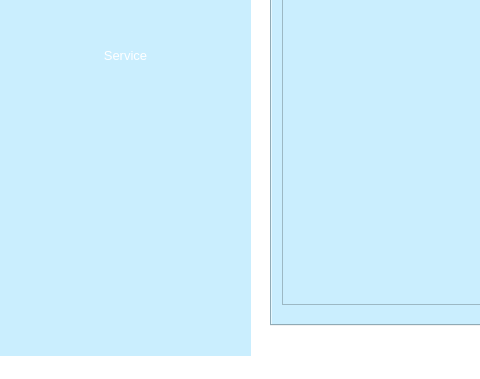
First picture: the form in clientwindow.ui, repository ProjetCpp-2425/projetcpp-smart-cleaning-store, before the edit; both pictures show x 0 to 480 and y 255 to 634 of the 1179 by 634 pixel window.
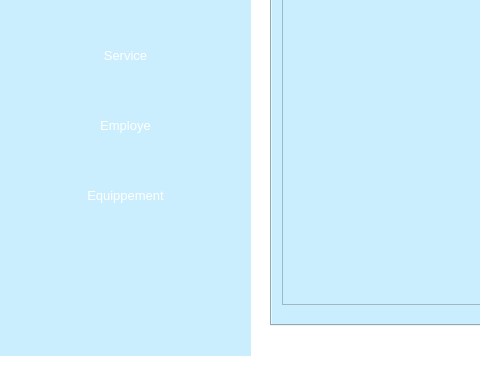
Second picture: the form after the edit. The open tabs and pages were chosen to show the change. Icons and pictures are not drawn.

The edit to the form file:
```diff
--- a/clientwindow.ui
+++ b/clientwindow.ui
@@ -162,6 +162,63 @@
       <string>Service</string>
      </property>
     </widget>
+    <widget class="QPushButton" name="pushButton_7">
+     <property name="geometry">
+      <rect>
+       <x>30</x>
+       <y>380</y>
+       <width>191</width>
+       <height>61</height>
+      </rect>
+     </property>
+     <property name="styleSheet">
+      <string notr="true">background-color:#7EB6D4;
+font: 14pt &quot;Tempus Sans ITC&quot;;
+border-radius: 25px; 
+border: 1.5px solid #29ABE2; 
+color:#000000;
+QPushButton: {
+                     font-size: 14px;
+                      transition: all 0.3s ease;
+                      }
+QPushButton:hover {
+                      font-size: 18px;
+                      }</string>
+     </property>
+     <property name="text">
+      <string>Employe</string>
+     </property>
+    </widget>
+    <widget class="QPushButton" name="pushButton_8">
+     <property name="geometry">
+      <rect>
+       <x>30</x>
+       <y>450</y>
+       <width>191</width>
+       <height>61</height>
+      </rect>
+     </property>
+     <property name="cursor">
+      <cursorShape>PointingHandCursor</cursorShape>
+     </property>
+     <property name="styleSheet">
+      <string notr="true">background-color:#99CC99;
+font: 14pt &quot;Tempus Sans ITC&quot;;
+border-radius: 25px; 
+border: 1.5px solid #29ABE2; 
+color:#000000;
+QPushButton: {
+                     font-size: 14px;
+                      transition: all 0.3s ease;
+                      }
+QPushButton:hover {
+                      font-size: 18px;
+                      }</string>
+     </property>
+     <property name="text">
+      <string>Equippement</string>
+     </property>
+    </widget>
    </widget>
    <widget class="QTabWidget" name="tabWidget">
     <property name="enabled">
```
Left out of the diff: 85 changed lines with no effect on the pictures.
